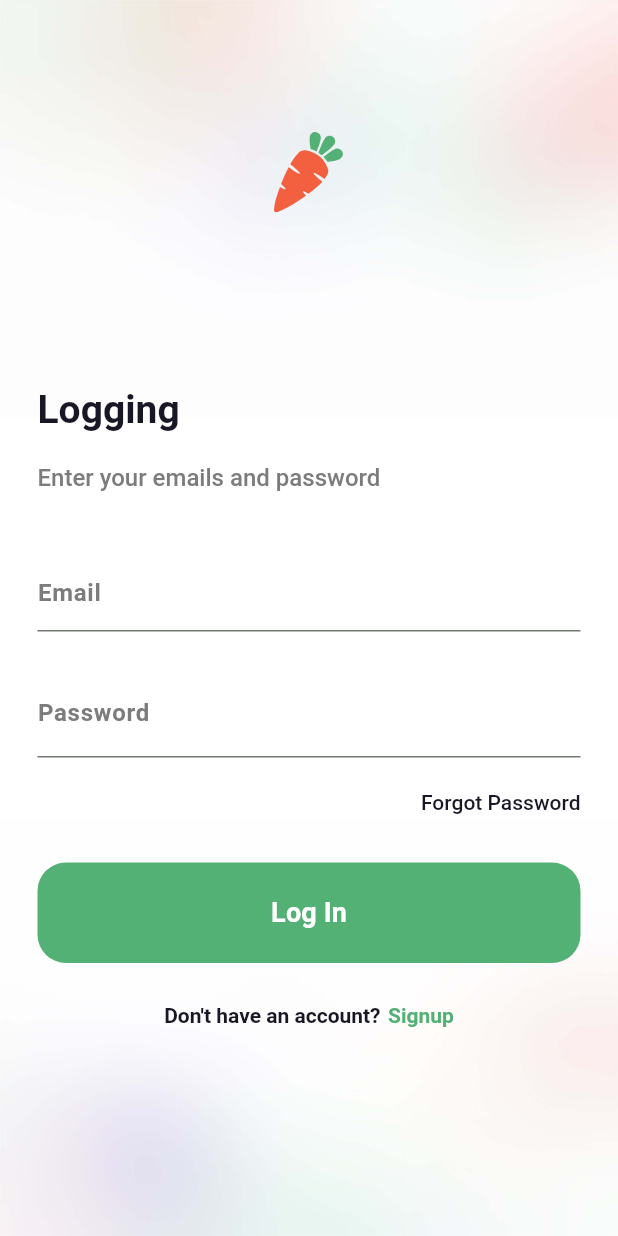
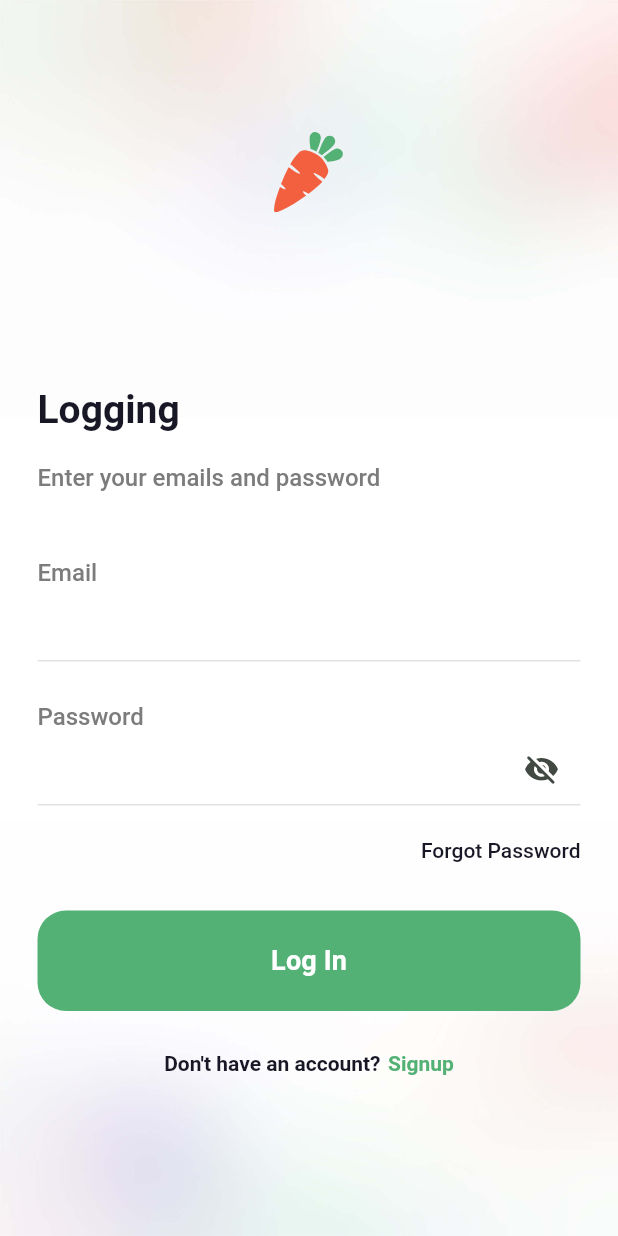
Before and after one commit to agronom81/wds-course-flutter-app, a Flutter app: the screen it shows after launch, on a phone screen of 412 x 824 dp. Run offline on Flutter 3.47's test engine with Material 3 defaults, Android fonts, the phone set to English and light mode, and no system bars; our stand-ins replace dio, flutter_svg, go_router.

Commit message:
finish login page, add search widget with autocomplete

```diff
--- a/lib/screens/login.dart
+++ b/lib/screens/login.dart
@@ -1,3 +1,4 @@
+import 'package:flutter/cupertino.dart';
 import 'package:flutter/material.dart';
 import 'package:flutter_svg/flutter_svg.dart';
 import 'package:go_router/go_router.dart';
@@ -13,6 +14,11 @@ class Login extends StatefulWidget {
 }
 
 class _LoginState extends State<Login> {
+  bool _hideText = true;
+  TextEditingController email = TextEditingController();
+  TextEditingController password = TextEditingController();
+  GlobalKey<FormState> loginForm = GlobalKey<FormState>();
+
   @override
   Widget build(BuildContext context) {
     return Scaffold(
@@ -40,7 +46,7 @@ class _LoginState extends State<Login> {
               Padding(
                 padding: const EdgeInsets.all(25.0),
                 child: Form(
-                  // key: formKey,
+                  key: loginForm,
                   child: Column(
                     mainAxisAlignment: MainAxisAlignment.center,
                     crossAxisAlignment: CrossAxisAlignment.start,
@@ -60,55 +66,98 @@ class _LoginState extends State<Login> {
                       const SizedBox(
                         height: 40,
                       ),
+                      Column(
+                        crossAxisAlignment: CrossAxisAlignment.start,
+                        children: [
+                          const CustomText(
+                            text: 'Email',
+                            color: Color.fromRGBO(124, 124, 124, 1),
+                          ),
                           TextFormField(
+                            controller: email,
                             style: const TextStyle(
                               color: Color.fromRGBO(24, 23, 37, 1),
                               fontSize: 18,
                               fontWeight: FontWeight.w500,
                             ),
-                        // controller: login,
-                        // focusNode: focus,
+                            decoration: const InputDecoration(
+                              enabledBorder: UnderlineInputBorder(
+                                borderSide: BorderSide(
+                                  color: Color.fromRGBO(226, 226, 226, 1),
+                                  width: 1.0,
+                                ),
+                              ),
+                              focusedBorder: UnderlineInputBorder(
+                                borderSide: BorderSide(
+                                  color: Color.fromRGBO(226, 226, 226, 1),
+                                  width: 1.0,
+                                ),
+                              ),
+                            ),
                             textInputAction: TextInputAction.next,
                             keyboardType: TextInputType.emailAddress,
+                            validator: (value) {
+                              if (_validateEmail(value)) {
+                                return 'Enter a valid email address';
+                              }
+                              return null;
+                            },
+                          ),
+                        ],
+                      ),
+                      const SizedBox(
+                        height: 25,
+                      ),
+                      Column(
+                        crossAxisAlignment: CrossAxisAlignment.start,
+                        children: [
+                          const CustomText(
+                            text: 'Password',
+                            color: Color.fromRGBO(124, 124, 124, 1),
+                          ),
+                          TextFormField(
+                            controller: password,
+                            style: const TextStyle(
+                              color: Color.fromRGBO(24, 23, 37, 1),
+                              fontSize: 18,
+                              fontWeight: FontWeight.w500,
+                            ),
+                            textInputAction: TextInputAction.done,
+                            obscureText: _hideText,
                             validator: (value) {
                               if (value == null || value.isEmpty) {
                                 return 'Field is empty';
                               }
                               return null;
                             },
-                        decoration: const InputDecoration(
-                          label: Text(
-                            'Email',
-                          ),
-                          isDense: true,
+                            decoration: InputDecoration(
+                              enabledBorder: const UnderlineInputBorder(
+                                borderSide: BorderSide(
+                                  color: Color.fromRGBO(226, 226, 226, 1),
+                                  width: 1.0,
                                 ),
                               ),
-                      const SizedBox(
-                        height: 25,
+                              focusedBorder: const UnderlineInputBorder(
+                                borderSide: BorderSide(
+                                  color: Color.fromRGBO(226, 226, 226, 1),
+                                  width: 1.0,
                                 ),
-                      TextFormField(
-                        style: const TextStyle(
-                          color: Color.fromRGBO(24, 23, 37, 1),
-                          fontSize: 18,
-                          fontWeight: FontWeight.w500,
                               ),
-                        // controller: password,
-                        textInputAction: TextInputAction.done,
-                        obscureText: true,
-                        validator: (value) {
-                          if (value == null || value.isEmpty) {
-                            return 'Field is empty';
-                          }
-                          return null;
-                        },
-                        decoration: const InputDecoration(
-                          label: Text('Password'),
-                          // prefixIcon: Icon(Icons.email),
-                          // isDense: true,
-                          // contentPadding: EdgeInsets.zero,
-                          // fillColor: Colors.blue,
-                          // filled: true,
+                              suffixIcon: Padding(
+                                padding: const EdgeInsets.fromLTRB(0, 0, 4, 0),
+                                child: GestureDetector(
+                                  onTap: _toggleHide,
+                                  child: Icon(
+                                    !_hideText
+                                        ? Icons.visibility_rounded
+                                        : Icons.visibility_off_rounded,
+                                    size: 24,
                                   ),
+                                ),
+                              ),
+                            ),
+                          ),
+                        ],
                       ),
                       Container(
                         padding: const EdgeInsets.only(top: 20, bottom: 30),
@@ -126,8 +175,8 @@ class _LoginState extends State<Login> {
                         height: 67,
                         child: FilledButton(
                           style: ButtonStyle(
-                            shape: MaterialStateProperty.all<
-                                RoundedRectangleBorder>(
+                            shape:
+                                WidgetStateProperty.all<RoundedRectangleBorder>(
                               RoundedRectangleBorder(
                                 borderRadius: BorderRadius.circular(19.0),
                               ),
@@ -179,7 +228,35 @@ class _LoginState extends State<Login> {
     );
   }
 
+  void _toggleHide() {
+    setState(() {
+      _hideText = !_hideText;
+    });
+  }
+
   void _login() {
+    if (loginForm.currentState?.validate() == true) {
+      String emailValue = email.text;
+      String passwordValue = password.text;
+
+      ScaffoldMessenger.of(context).showSnackBar(SnackBar(
+        content: Text('$emailValue:$passwordValue'),
+      ));
+
       context.goNamed('shop');
     }
   }
+
+  bool _validateEmail(String? value) {
+    const pattern = r"(?:[a-z0-9!#$%&'*+/=?^_`{|}~-]+(?:\.[a-z0-9!#$%&'"
+        r'*+/=?^_`{|}~-]+)*|"(?:[\x01-\x08\x0b\x0c\x0e-\x1f\x21\x23-\x5b\x5d-'
+        r'\x7f]|\\[\x01-\x09\x0b\x0c\x0e-\x7f])*")@(?:(?:[a-z0-9](?:[a-z0-9-]*'
+        r'[a-z0-9])?\.)+[a-z0-9](?:[a-z0-9-]*[a-z0-9])?|\[(?:(?:(2(5[0-5]|[0-4]'
+        r'[0-9])|1[0-9][0-9]|[1-9]?[0-9]))\.){3}(?:(2(5[0-5]|[0-4][0-9])|1[0-9]'
+        r'[0-9]|[1-9]?[0-9])|[a-z0-9-]*[a-z0-9]:(?:[\x01-\x08\x0b\x0c\x0e-\x1f\'
+        r'x21-\x5a\x53-\x7f]|\\[\x01-\x09\x0b\x0c\x0e-\x7f])+)\])';
+    final regex = RegExp(pattern);
+
+    return value!.isEmpty || !regex.hasMatch(value) ? true : false;
+  }
+}
--- a/pubspec.yaml
+++ b/pubspec.yaml
@@ -35,7 +35,7 @@ dependencies:
   # The following adds the Cupertino Icons font to your application.
   # Use with the CupertinoIcons class for iOS style icons.
   cupertino_icons: ^1.0.6
-  go_router: ^14.0.2
+  go_router: ^14.1.1
   dio: ^5.4.3+1
   flutter_svg: ^2.0.10+1
 
```
Also changed, not shown: lib/screens/home.dart (+14 -0 lines), lib/widgets/search_field.dart (+58 -3 lines), pubspec.lock. Lines whose indentation alone changed are shown as unchanged.
